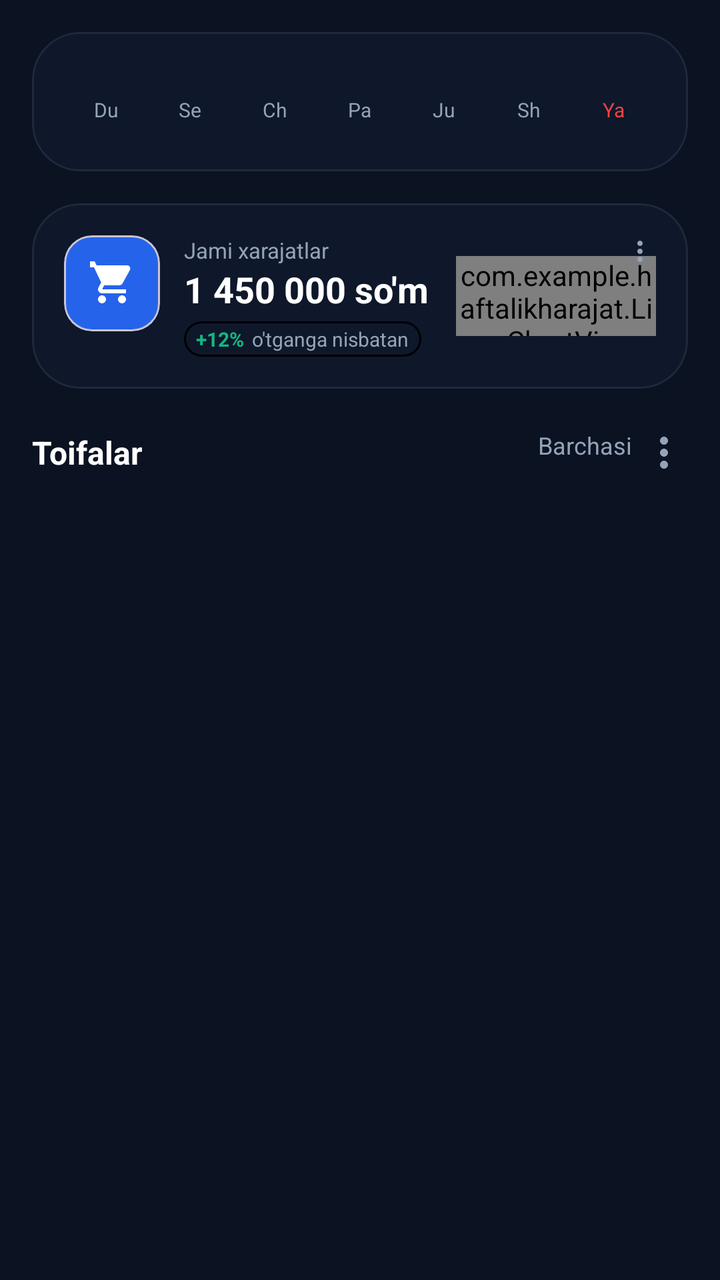
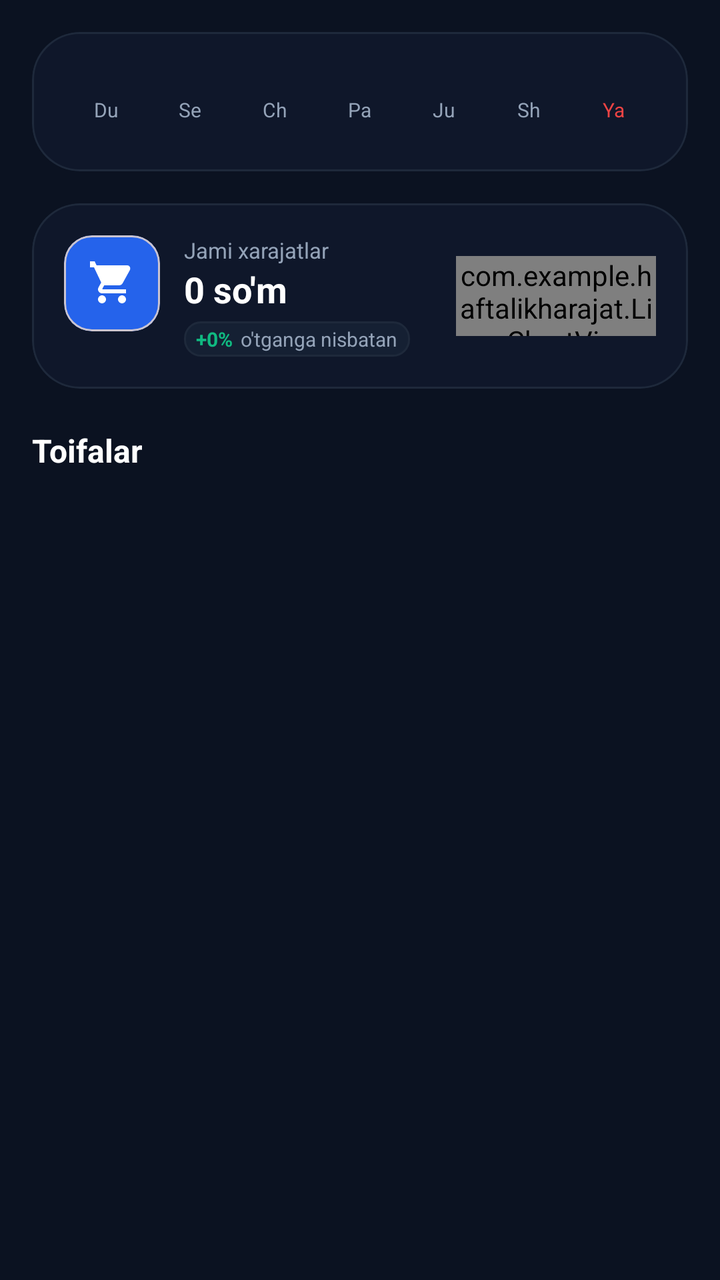

Compare the two renders of this Android layout. The source of the first and the diff that turns it into the second are given below.
<!-- AndroidManifest.xml: application theme Theme.Haftalikharajat -->
<!-- res/layout/fragment_monthly.xml -->
<?xml version="1.0" encoding="utf-8"?>
<androidx.core.widget.NestedScrollView xmlns:android="http://schemas.android.com/apk/res/android"
    xmlns:app="http://schemas.android.com/apk/res-auto"
    android:layout_width="match_parent"
    android:layout_height="match_parent"
    android:background="#0B1221"
    android:fillViewport="true">

    <LinearLayout
        android:layout_width="match_parent"
        android:layout_height="wrap_content"
        android:orientation="vertical"
        android:padding="16dp">

        

        
        <com.google.android.material.card.MaterialCardView
            android:layout_width="match_parent"
            android:layout_height="wrap_content"
            app:cardCornerRadius="24dp"
            app:cardElevation="0dp"
            app:cardBackgroundColor="#0F172A"
            app:strokeWidth="1dp"
            app:strokeColor="#1E293B">

            <LinearLayout
                android:layout_width="match_parent"
                android:layout_height="wrap_content"
                android:orientation="vertical"
                android:padding="16dp">

                
                <LinearLayout
                    android:layout_width="match_parent"
                    android:layout_height="wrap_content"
                    android:orientation="horizontal"
                    android:layout_marginTop="16dp">
                    <TextView android:layout_width="0dp" android:layout_height="wrap_content" android:layout_weight="1" android:text="Du" android:textColor="@color/dark_text_secondary" android:textSize="10sp" android:gravity="center" />
                    <TextView android:layout_width="0dp" android:layout_height="wrap_content" android:layout_weight="1" android:text="Se" android:textColor="@color/dark_text_secondary" android:textSize="10sp" android:gravity="center" />
                    <TextView android:layout_width="0dp" android:layout_height="wrap_content" android:layout_weight="1" android:text="Ch" android:textColor="@color/dark_text_secondary" android:textSize="10sp" android:gravity="center" />
                    <TextView android:layout_width="0dp" android:layout_height="wrap_content" android:layout_weight="1" android:text="Pa" android:textColor="@color/dark_text_secondary" android:textSize="10sp" android:gravity="center" />
                    <TextView android:layout_width="0dp" android:layout_height="wrap_content" android:layout_weight="1" android:text="Ju" android:textColor="@color/dark_text_secondary" android:textSize="10sp" android:gravity="center" />
                    <TextView android:layout_width="0dp" android:layout_height="wrap_content" android:layout_weight="1" android:text="Sh" android:textColor="@color/dark_text_secondary" android:textSize="10sp" android:gravity="center" />
                    <TextView android:layout_width="0dp" android:layout_height="wrap_content" android:layout_weight="1" android:text="Ya" android:textColor="#EF4444" android:textSize="10sp" android:gravity="center" />
                </LinearLayout>

                <androidx.recyclerview.widget.RecyclerView
                    android:id="@+id/rvCalendar"
                    android:layout_width="match_parent"
                    android:layout_height="wrap_content"
                    android:layout_marginTop="8dp" />
            </LinearLayout>
        </com.google.android.material.card.MaterialCardView>

        
        <com.google.android.material.card.MaterialCardView
            android:id="@+id/cardSummaryStats"
            android:layout_width="match_parent"
            android:layout_height="wrap_content"
            android:layout_marginTop="16dp"
            app:cardCornerRadius="24dp"
            app:cardElevation="0dp"
            app:cardBackgroundColor="#0F172A"
            app:strokeWidth="1dp"
            app:strokeColor="#1E293B">
            <RelativeLayout
                android:layout_width="match_parent"
                android:layout_height="wrap_content"
                android:padding="16dp">

                <com.google.android.material.card.MaterialCardView
                    android:id="@+id/cardSummaryIcon"
                    android:layout_width="48dp"
                    android:layout_height="48dp"
                    app:cardCornerRadius="14dp"
                    app:cardBackgroundColor="#2563EB">
                    <ImageView
                        android:layout_width="24dp"
                        android:layout_height="24dp"
                        android:layout_gravity="center"
                        android:src="@drawable/ic_shopping"
                        app:tint="@color/white" />
                </com.google.android.material.card.MaterialCardView>

                <LinearLayout
                    android:layout_width="wrap_content"
                    android:layout_height="wrap_content"
                    android:orientation="vertical"
                    android:layout_toEndOf="@id/cardSummaryIcon"
                    android:layout_marginStart="12dp">
                    <TextView
                        android:layout_width="wrap_content"
                        android:layout_height="wrap_content"
                        android:text="@string/jami_xarajatlar"
                        android:textColor="@color/dark_text_secondary"
                        android:textSize="11sp" />
                    <TextView
                        android:id="@+id/tvMonthlyTotalAmount"
                        android:layout_width="wrap_content"
                        android:layout_height="wrap_content"
                        android:text="1 450 000 so'm"
                        android:textColor="@color/white"
                        android:textSize="18sp"
                        android:textStyle="bold" />

                    <LinearLayout
                        android:layout_width="wrap_content"
                        android:layout_height="wrap_content"
                        android:orientation="horizontal"
                        android:gravity="center_vertical"
                        android:layout_marginTop="4dp"
                        android:background="@drawable/badge_bg"
                        android:paddingHorizontal="6dp"
                        android:paddingVertical="2dp">
                        <TextView
                            android:layout_width="wrap_content"
                            android:layout_height="wrap_content"
                            android:text="+12%"
                            android:textColor="#10B981"
                            android:textSize="10sp"
                            android:textStyle="bold" />
                        <TextView
                            android:layout_width="wrap_content"
                            android:layout_height="wrap_content"
                            android:text="@string/otganga_nisbatan"
                            android:textColor="@color/dark_text_secondary"
                            android:textSize="10sp"
                            android:layout_marginStart="4dp"/>
                    </LinearLayout>
                </LinearLayout>

                <com.example.haftalikharajat.LineChartView
                    android:id="@+id/miniChart"
                    android:layout_width="100dp"
                    android:layout_height="40dp"
                    android:layout_alignParentEnd="true"
                    android:layout_centerVertical="true" />

                <ImageView
                    android:layout_width="16dp"
                    android:layout_height="16dp"
                    android:src="@drawable/ic_more"
                    android:layout_alignParentEnd="true"
                    android:layout_alignParentTop="true"
                    app:tint="@color/dark_text_secondary"/>

            </RelativeLayout>
        </com.google.android.material.card.MaterialCardView>

        
        <LinearLayout
            android:layout_width="match_parent"
            android:layout_height="wrap_content"
            android:orientation="horizontal"
            android:gravity="center_vertical"
            android:layout_marginTop="20dp"
            android:layout_marginBottom="12dp">
            <TextView
                android:layout_width="0dp"
                android:layout_height="wrap_content"
                android:layout_weight="1"
                android:text="@string/toifalar"
                android:textColor="@color/white"
                android:textSize="16sp"
                android:textStyle="bold" />
            <TextView
                android:layout_width="wrap_content"
                android:layout_height="wrap_content"
                android:text="@string/barchasi"
                android:textColor="@color/dark_text_secondary"
                android:textSize="12sp"
                app:drawableEndCompat="@drawable/ic_more"
                app:drawableTint="@color/dark_text_secondary"
                android:drawablePadding="4dp"/>
        </LinearLayout>

        <androidx.recyclerview.widget.RecyclerView
            android:id="@+id/rvCategoryGrid"
            android:layout_width="match_parent"
            android:layout_height="wrap_content"
            android:nestedScrollingEnabled="false"
            android:layout_marginBottom="24dp"/>

    </LinearLayout>
</androidx.core.widget.NestedScrollView>
<!-- resources referenced by this layout -->
<resources>
  <color name="dark_text_secondary">#94A3B8</color>
  <color name="white">#FFFFFF</color>
  <!-- drawable badge_bg (drawable) -->
  <?xml version="1.0" encoding="utf-8"?>
  <shape xmlns:android="http://schemas.android.com/apk/res/android">
      <stroke android:width="1dp" android:color="@color/black"/>
      <corners android:radius="12dp"/>
  </shape>
  <!-- drawable ic_more (drawable) -->
  <vector xmlns:android="http://schemas.android.com/apk/res/android"
      android:width="24dp"
      android:height="24dp"
      android:viewportWidth="24"
      android:viewportHeight="24">
      <path
          android:fillColor="#FF000000"
          android:pathData="M12,8c1.1,0 2,-0.9 2,-2s-0.9,-2 -2,-2 -2,0.9 -2,2 0.9,2 2,2zM12,10c-1.1,0 -2,0.9 -2,2s0.9,2 2,2 2,-0.9 2,-2 -0.9,-2 -2,-2zM12,16c-1.1,0 -2,0.9 -2,2s0.9,2 2,2 2,-0.9 2,-2 -0.9,-2 -2,-2z"/>
  </vector>
  <!-- drawable ic_shopping (drawable) -->
  <vector xmlns:android="http://schemas.android.com/apk/res/android"
      android:width="24dp"
      android:height="24dp"
      android:viewportWidth="24"
      android:viewportHeight="24">
      <path
          android:fillColor="#FFFFFF"
          android:pathData="M7,18C5.9,18 5,18.9 5,20C5,21.1 5.9,22 7,22C8.1,22 9,21.1 9,20C9,18.9 8.1,18 7,18M1,2V4H3L6.6,11.59L5.25,14.04C5.09,14.32 5,14.65 5,15C5,16.1 5.9,17 7,17H19V15H7.42C7.28,15 7.17,14.89 7.17,14.75L7.2,14.63L8.1,13H15.55C16.3,13 16.96,12.59 17.3,11.97L20.88,5.48C21.05,5.17 21.13,4.83 21.13,4.5C21.13,3.67 20.46,3 19.63,3H4.27L3.33,1H1M17,18C15.9,18 15,18.9 15,20C15,21.1 15.9,22 17,22C18.1,22 19,21.1 19,20C19,18.9 18.1,18 17,18Z"/>
  </vector>
  <string name="barchasi">Barchasi</string>
  <string name="jami_xarajatlar">Jami xarajatlar</string>
  <string name="otganga_nisbatan"> o\'tganga nisbatan</string>
  <string name="toifalar">Toifalar</string>
  <style name="Theme.Haftalikharajat" parent="Base.Theme.Haftalikharajat" />
  <color name="black">#000000</color>
  <style name="Base.Theme.Haftalikharajat" parent="Theme.Material3.DayNight.NoActionBar">
          <item name="colorPrimary">@color/primary</item>
          <item name="android:windowBackground">@color/bg_app</item>
          <item name="android:statusBarColor">@color/bg_app</item>
          <item name="android:windowLightStatusBar" tools:targetApi="m">true</item>
      </style>
  <color name="primary">#10B981</color>
  <color name="bg_app">#F3F4F6</color>
</resources>

<!-- the commit's change to res/layout/fragment_monthly.xml (unified diff, before → after) -->
@@ -1,186 +1,204 @@
 <?xml version="1.0" encoding="utf-8"?>
-<androidx.core.widget.NestedScrollView xmlns:android="http://schemas.android.com/apk/res/android"
+<LinearLayout xmlns:android="http://schemas.android.com/apk/res/android"
     xmlns:app="http://schemas.android.com/apk/res-auto"
     android:layout_width="match_parent"
     android:layout_height="match_parent"
-    android:background="#0B1221"
-    android:fillViewport="true">
-
-    <LinearLayout
+    android:orientation="vertical"
+    android:background="#0B1221">
+
+    
+    <RelativeLayout
+        android:id="@+id/layoutMonthlyHeader"
         android:layout_width="match_parent"
         android:layout_height="wrap_content"
-        android:orientation="vertical"
-        android:padding="16dp">
-
-        
-
-        
-        <com.google.android.material.card.MaterialCardView
+        android:paddingHorizontal="20dp"
+        android:paddingTop="20dp"
+        android:paddingBottom="10dp"
+        android:visibility="gone">
+
+        <ImageButton
+            android:id="@+id/btnMonthlyBack"
+            android:layout_width="32dp"
+            android:layout_height="32dp"
+            android:src="@drawable/ic_back"
+            android:background="?attr/selectableItemBackgroundBorderless"
+            app:tint="@color/white"
+            android:layout_centerVertical="true"/>
+
+        <TextView
+            android:id="@+id/tvMonthlyTitle"
+            android:layout_width="wrap_content"
+            android:layout_height="wrap_content"
+            android:text="Oylik hisobot"
+            android:textColor="@color/white"
+            android:textSize="20sp"
+            android:textStyle="bold"
+            android:layout_toEndOf="@id/btnMonthlyBack"
+            android:layout_marginStart="12dp"
+            android:layout_centerVertical="true"/>
+    </RelativeLayout>
+
+    <androidx.core.widget.NestedScrollView
+        android:layout_width="match_parent"
+        android:layout_height="match_parent"
+        android:fillViewport="true">
+
+        <LinearLayout
             android:layout_width="match_parent"
             android:layout_height="wrap_content"
-            app:cardCornerRadius="24dp"
-            app:cardElevation="0dp"
-            app:cardBackgroundColor="#0F172A"
-            app:strokeWidth="1dp"
-            app:strokeColor="#1E293B">
-
-            <LinearLayout
-                android:layout_width="match_parent"
-                android:layout_height="wrap_content"
-                android:orientation="vertical"
-                android:padding="16dp">
-
-                
+            android:orientation="vertical"
+            android:padding="16dp">
+
+            
+            <com.google.android.material.card.MaterialCardView
+                android:layout_width="match_parent"
+                android:layout_height="wrap_content"
+                app:cardCornerRadius="24dp"
+                app:cardElevation="0dp"
+                app:cardBackgroundColor="#0F172A"
+                app:strokeWidth="1dp"
+                app:strokeColor="#1E293B">
+
                 <LinearLayout
                     android:layout_width="match_parent"
                     android:layout_height="wrap_content"
-                    android:orientation="horizontal"
-                    android:layout_marginTop="16dp">
-                    <TextView android:layout_width="0dp" android:layout_height="wrap_content" android:layout_weight="1" android:text="Du" android:textColor="@color/dark_text_secondary" android:textSize="10sp" android:gravity="center" />
-                    <TextView android:layout_width="0dp" android:layout_height="wrap_content" android:layout_weight="1" android:text="Se" android:textColor="@color/dark_text_secondary" android:textSize="10sp" android:gravity="center" />
-                    <TextView android:layout_width="0dp" android:layout_height="wrap_content" android:layout_weight="1" android:text="Ch" android:textColor="@color/dark_text_secondary" android:textSize="10sp" android:gravity="center" />
-                    <TextView android:layout_width="0dp" android:layout_height="wrap_content" android:layout_weight="1" android:text="Pa" android:textColor="@color/dark_text_secondary" android:textSize="10sp" android:gravity="center" />
-                    <TextView android:layout_width="0dp" android:layout_height="wrap_content" android:layout_weight="1" android:text="Ju" android:textColor="@color/dark_text_secondary" android:textSize="10sp" android:gravity="center" />
-                    <TextView android:layout_width="0dp" android:layout_height="wrap_content" android:layout_weight="1" android:text="Sh" android:textColor="@color/dark_text_secondary" android:textSize="10sp" android:gravity="center" />
-                    <TextView android:layout_width="0dp" android:layout_height="wrap_content" android:layout_weight="1" android:text="Ya" android:textColor="#EF4444" android:textSize="10sp" android:gravity="center" />
+                    android:orientation="vertical"
+                    android:padding="16dp">
+
+                    
+                    <LinearLayout
+                        android:layout_width="match_parent"
+                        android:layout_height="wrap_content"
+                        android:orientation="horizontal"
+                        android:layout_marginTop="16dp">
+                        <TextView android:layout_width="0dp" android:layout_height="wrap_content" android:layout_weight="1" android:text="Du" android:textColor="@color/dark_text_secondary" android:textSize="10sp" android:gravity="center" />
+                        <TextView android:layout_width="0dp" android:layout_height="wrap_content" android:layout_weight="1" android:text="Se" android:textColor="@color/dark_text_secondary" android:textSize="10sp" android:gravity="center" />
+                        <TextView android:layout_width="0dp" android:layout_height="wrap_content" android:layout_weight="1" android:text="Ch" android:textColor="@color/dark_text_secondary" android:textSize="10sp" android:gravity="center" />
+                        <TextView android:layout_width="0dp" android:layout_height="wrap_content" android:layout_weight="1" android:text="Pa" android:textColor="@color/dark_text_secondary" android:textSize="10sp" android:gravity="center" />
+                        <TextView android:layout_width="0dp" android:layout_height="wrap_content" android:layout_weight="1" android:text="Ju" android:textColor="@color/dark_text_secondary" android:textSize="10sp" android:gravity="center" />
+                        <TextView android:layout_width="0dp" android:layout_height="wrap_content" android:layout_weight="1" android:text="Sh" android:textColor="@color/dark_text_secondary" android:textSize="10sp" android:gravity="center" />
+                        <TextView android:layout_width="0dp" android:layout_height="wrap_content" android:layout_weight="1" android:text="Ya" android:textColor="#EF4444" android:textSize="10sp" android:gravity="center" />
+                    </LinearLayout>
+
+                    <androidx.recyclerview.widget.RecyclerView
+                        android:id="@+id/rvCalendar"
+                        android:layout_width="match_parent"
+                        android:layout_height="wrap_content"
+                        android:layout_marginTop="8dp" />
                 </LinearLayout>
-
-                <androidx.recyclerview.widget.RecyclerView
-                    android:id="@+id/rvCalendar"
+            </com.google.android.material.card.MaterialCardView>
+
+            
+            <com.google.android.material.card.MaterialCardView
+                android:id="@+id/cardSummaryStats"
+                android:layout_width="match_parent"
+                android:layout_height="wrap_content"
+                android:layout_marginTop="16dp"
+                app:cardCornerRadius="24dp"
+                app:cardElevation="0dp"
+                app:cardBackgroundColor="#0F172A"
+                app:strokeWidth="1dp"
+                app:strokeColor="#1E293B">
+                <RelativeLayout
                     android:layout_width="match_parent"
                     android:layout_height="wrap_content"
-                    android:layout_marginTop="8dp" />
-            </LinearLayout>
-        </com.google.android.material.card.MaterialCardView>
-
-        
-        <com.google.android.material.card.MaterialCardView
-            android:id="@+id/cardSummaryStats"
-            android:layout_width="match_parent"
-            android:layout_height="wrap_content"
-            android:layout_marginTop="16dp"
-            app:cardCornerRadius="24dp"
-            app:cardElevation="0dp"
-            app:cardBackgroundColor="#0F172A"
-            app:strokeWidth="1dp"
-            app:strokeColor="#1E293B">
-            <RelativeLayout
-                android:layout_width="match_parent"
-                android:layout_height="wrap_content"
-                android:padding="16dp">
-
-                <com.google.android.material.card.MaterialCardView
-                    android:id="@+id/cardSummaryIcon"
-                    android:layout_width="48dp"
-                    android:layout_height="48dp"
-                    app:cardCornerRadius="14dp"
-                    app:cardBackgroundColor="#2563EB">
-                    <ImageView
-                        android:layout_width="24dp"
-                        android:layout_height="24dp"
-                        android:layout_gravity="center"
-                        android:src="@drawable/ic_shopping"
-                        app:tint="@color/white" />
-                </com.google.android.material.card.MaterialCardView>
-
-                <LinearLayout
-                    android:layout_width="wrap_content"
-                    android:layout_height="wrap_content"
-                    android:orientation="vertical"
-                    android:layout_toEndOf="@id/cardSummaryIcon"
-                    android:layout_marginStart="12dp">
-                    <TextView
-                        android:layout_width="wrap_content"
-                        android:layout_height="wrap_content"
-                        android:text="@string/jami_xarajatlar"
-                        android:textColor="@color/dark_text_secondary"
-                        android:textSize="11sp" />
-                    <TextView
-                        android:id="@+id/tvMonthlyTotalAmount"
-                        android:layout_width="wrap_content"
-                        android:layout_height="wrap_content"
-                        android:text="1 450 000 so'm"
-                        android:textColor="@color/white"
-                        android:textSize="18sp"
-                        android:textStyle="bold" />
+                    android:padding="16dp">
+
+                    <com.google.android.material.card.MaterialCardView
+                        android:id="@+id/cardSummaryIcon"
+                        android:layout_width="48dp"
+                        android:layout_height="48dp"
+                        app:cardCornerRadius="14dp"
+                        app:cardBackgroundColor="#2563EB">
+                        <ImageView
+                            android:layout_width="24dp"
+                            android:layout_height="24dp"
+                            android:layout_gravity="center"
+                            android:src="@drawable/ic_shopping"
+                            app:tint="@color/white" />
+                    </com.google.android.material.card.MaterialCardView>
 
                     <LinearLayout
                         android:layout_width="wrap_content"
                         android:layout_height="wrap_content"
-                        android:orientation="horizontal"
-                        android:gravity="center_vertical"
-                        android:layout_marginTop="4dp"
-                        android:background="@drawable/badge_bg"
-                        android:paddingHorizontal="6dp"
-                        android:paddingVertical="2dp">
+                        android:orientation="vertical"
+                        android:layout_toEndOf="@id/cardSummaryIcon"
+                        android:layout_marginStart="12dp">
                         <TextView
                             android:layout_width="wrap_content"
                             android:layout_height="wrap_content"
-                            android:text="+12%"
-                            android:textColor="#10B981"
-                            android:textSize="10sp"
-                            android:textStyle="bold" />
+                            android:text="@string/jami_xarajatlar"
+                            android:textColor="@color/dark_text_secondary"
+                            android:textSize="11sp" />
                         <TextView
+                            android:id="@+id/tvMonthlyTotalAmount"
                             android:layout_width="wrap_content"
                             android:layout_height="wrap_content"
-                            android:text="@string/otganga_nisbatan"
-                            android:textColor="@color/dark_text_secondary"
-                            android:textSize="10sp"
-                            android:layout_marginStart="4dp"/>
+                            android:text="0 so'm"
+                            android:textColor="@color/white"
+                            android:textSize="18sp"
+                            android:textStyle="bold" />
+
+                        <LinearLayout
+                            android:layout_width="wrap_content"
+                            android:layout_height="wrap_content"
+                            android:orientation="horizontal"
+                            android:gravity="center_vertical"
+                            android:layout_marginTop="4dp"
+                            android:background="@drawable/badge_bg"
+                            android:paddingHorizontal="6dp"
+                            android:paddingVertical="2dp">
+                            <TextView
+                                android:layout_width="wrap_content"
+                                android:layout_height="wrap_content"
+                                android:text="+0%"
+                                android:textColor="#10B981"
+                                android:textSize="10sp"
+                                android:textStyle="bold" />
+                            <TextView
+                                android:layout_width="wrap_content"
+                                android:layout_height="wrap_content"
+                                android:text="@string/otganga_nisbatan"
+                                android:textColor="@color/dark_text_secondary"
+                                android:textSize="10sp"
+                                android:layout_marginStart="4dp"/>
+                        </LinearLayout>
                     </LinearLayout>
-                </LinearLayout>
-
-                <com.example.haftalikharajat.LineChartView
-                    android:id="@+id/miniChart"
-                    android:layout_width="100dp"
-                    android:layout_height="40dp"
-                    android:layout_alignParentEnd="true"
-                    android:layout_centerVertical="true" />
-
-                <ImageView
-                    android:layout_width="16dp"
-                    android:layout_height="16dp"
-                    android:src="@drawable/ic_more"
-                    android:layout_alignParentEnd="true"
-                    android:layout_alignParentTop="true"
-                    app:tint="@color/dark_text_secondary"/>
-
-            </RelativeLayout>
-        </com.google.android.material.card.MaterialCardView>
-
-        
-        <LinearLayout
-            android:layout_width="match_parent"
-            android:layout_height="wrap_content"
-            android:orientation="horizontal"
-            android:gravity="center_vertical"
-            android:layout_marginTop="20dp"
-            android:layout_marginBottom="12dp">
-            <TextView
-                android:layout_width="0dp"
-                android:layout_height="wrap_content"
-                android:layout_weight="1"
-                android:text="@string/toifalar"
-                android:textColor="@color/white"
-                android:textSize="16sp"
-                android:textStyle="bold" />
-            <TextView
-                android:layout_width="wrap_content"
-                android:layout_height="wrap_content"
-                android:text="@string/barchasi"
-                android:textColor="@color/dark_text_secondary"
-                android:textSize="12sp"
-                app:drawableEndCompat="@drawable/ic_more"
-                app:drawableTint="@color/dark_text_secondary"
-                android:drawablePadding="4dp"/>
+
+                    <com.example.haftalikharajat.LineChartView
+                        android:id="@+id/miniChart"
+                        android:layout_width="100dp"
+                        android:layout_height="40dp"
+                        android:layout_alignParentEnd="true"
+                        android:layout_centerVertical="true" />
+                </RelativeLayout>
+            </com.google.android.material.card.MaterialCardView>
+
+            
+            <LinearLayout
+                android:layout_width="match_parent"
+                android:layout_height="wrap_content"
+                android:orientation="horizontal"
+                android:gravity="center_vertical"
+                android:layout_marginTop="20dp"
+                android:layout_marginBottom="12dp">
+                <TextView
+                    android:layout_width="0dp"
+                    android:layout_height="wrap_content"
+                    android:layout_weight="1"
+                    android:text="@string/toifalar"
+                    android:textColor="@color/white"
+                    android:textSize="16sp"
+                    android:textStyle="bold" />
+            </LinearLayout>
+
+            <androidx.recyclerview.widget.RecyclerView
+                android:id="@+id/rvCategoryGrid"
+                android:layout_width="match_parent"
+                android:layout_height="wrap_content"
+                android:nestedScrollingEnabled="false"
+                android:layout_marginBottom="24dp"/>
+
         </LinearLayout>
-
-        <androidx.recyclerview.widget.RecyclerView
-            android:id="@+id/rvCategoryGrid"
-            android:layout_width="match_parent"
-            android:layout_height="wrap_content"
-            android:nestedScrollingEnabled="false"
-            android:layout_marginBottom="24dp"/>
-
-    </LinearLayout>
-</androidx.core.widget.NestedScrollView>
+    </androidx.core.widget.NestedScrollView>
+</LinearLayout>
<!-- resource entries referenced after the edit -->
@@ -5,10 +5,11 @@
   <!-- drawable badge_bg (drawable) -->
   <?xml version="1.0" encoding="utf-8"?>
   <shape xmlns:android="http://schemas.android.com/apk/res/android">
-      <stroke android:width="1dp" android:color="@color/black"/>
-      <corners android:radius="12dp"/>
+      <solid android:color="#152033"/>
+      <corners android:radius="8dp"/>
+      <stroke android:width="1dp" android:color="#1E293B"/>
   </shape>
-  <!-- drawable ic_more (drawable) -->
+  <!-- drawable ic_back (drawable) -->
   <vector xmlns:android="http://schemas.android.com/apk/res/android"
       android:width="24dp"
       android:height="24dp"
@@ -16,7 +17,7 @@
       android:viewportHeight="24">
       <path
           android:fillColor="#FF000000"
-          android:pathData="M12,8c1.1,0 2,-0.9 2,-2s-0.9,-2 -2,-2 -2,0.9 -2,2 0.9,2 2,2zM12,10c-1.1,0 -2,0.9 -2,2s0.9,2 2,2 2,-0.9 2,-2 -0.9,-2 -2,-2zM12,16c-1.1,0 -2,0.9 -2,2s0.9,2 2,2 2,-0.9 2,-2 -0.9,-2 -2,-2z"/>
+          android:pathData="M20,11H7.83l5.59,-5.59L12,4l-8,8 8,8 1.41,-1.41L7.83,13H20v-2z"/>
   </vector>
   <!-- drawable ic_shopping (drawable) -->
   <vector xmlns:android="http://schemas.android.com/apk/res/android"
@@ -28,12 +29,10 @@
           android:fillColor="#FFFFFF"
           android:pathData="M7,18C5.9,18 5,18.9 5,20C5,21.1 5.9,22 7,22C8.1,22 9,21.1 9,20C9,18.9 8.1,18 7,18M1,2V4H3L6.6,11.59L5.25,14.04C5.09,14.32 5,14.65 5,15C5,16.1 5.9,17 7,17H19V15H7.42C7.28,15 7.17,14.89 7.17,14.75L7.2,14.63L8.1,13H15.55C16.3,13 16.96,12.59 17.3,11.97L20.88,5.48C21.05,5.17 21.13,4.83 21.13,4.5C21.13,3.67 20.46,3 19.63,3H4.27L3.33,1H1M17,18C15.9,18 15,18.9 15,20C15,21.1 15.9,22 17,22C18.1,22 19,21.1 19,20C19,18.9 18.1,18 17,18Z"/>
   </vector>
-  <string name="barchasi">Barchasi</string>
   <string name="jami_xarajatlar">Jami xarajatlar</string>
   <string name="otganga_nisbatan"> o\'tganga nisbatan</string>
   <string name="toifalar">Toifalar</string>
   <style name="Theme.Haftalikharajat" parent="Base.Theme.Haftalikharajat" />
-  <color name="black">#000000</color>
   <style name="Base.Theme.Haftalikharajat" parent="Theme.Material3.DayNight.NoActionBar">
           <item name="colorPrimary">@color/primary</item>
           <item name="android:windowBackground">@color/bg_app</item>
